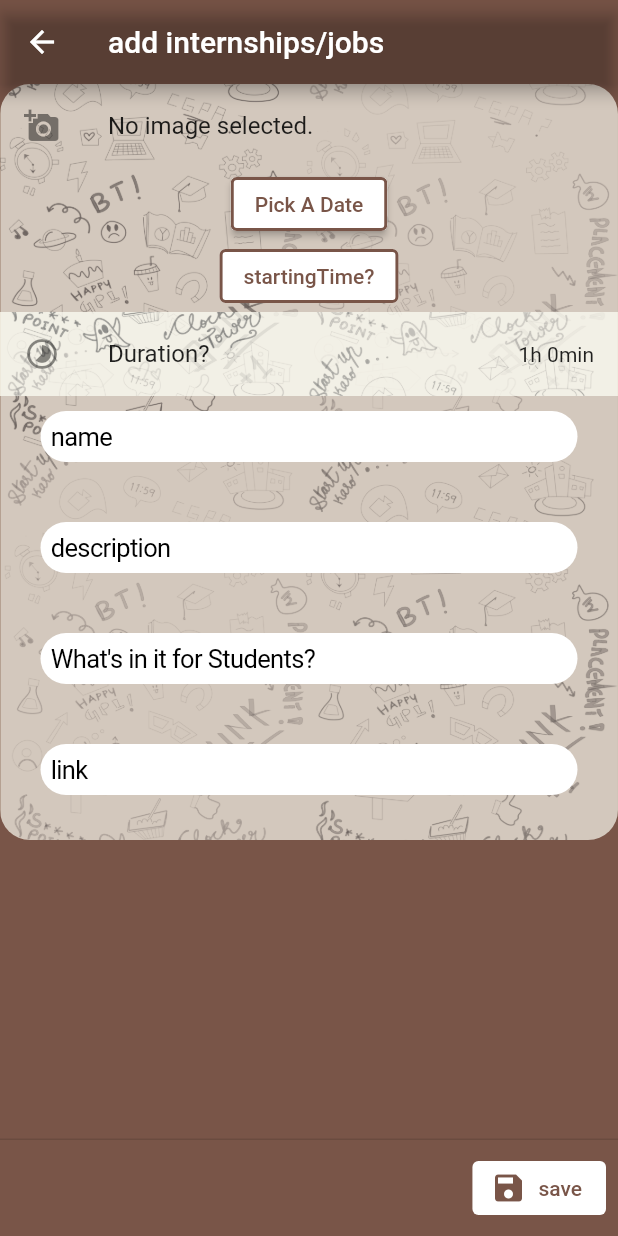
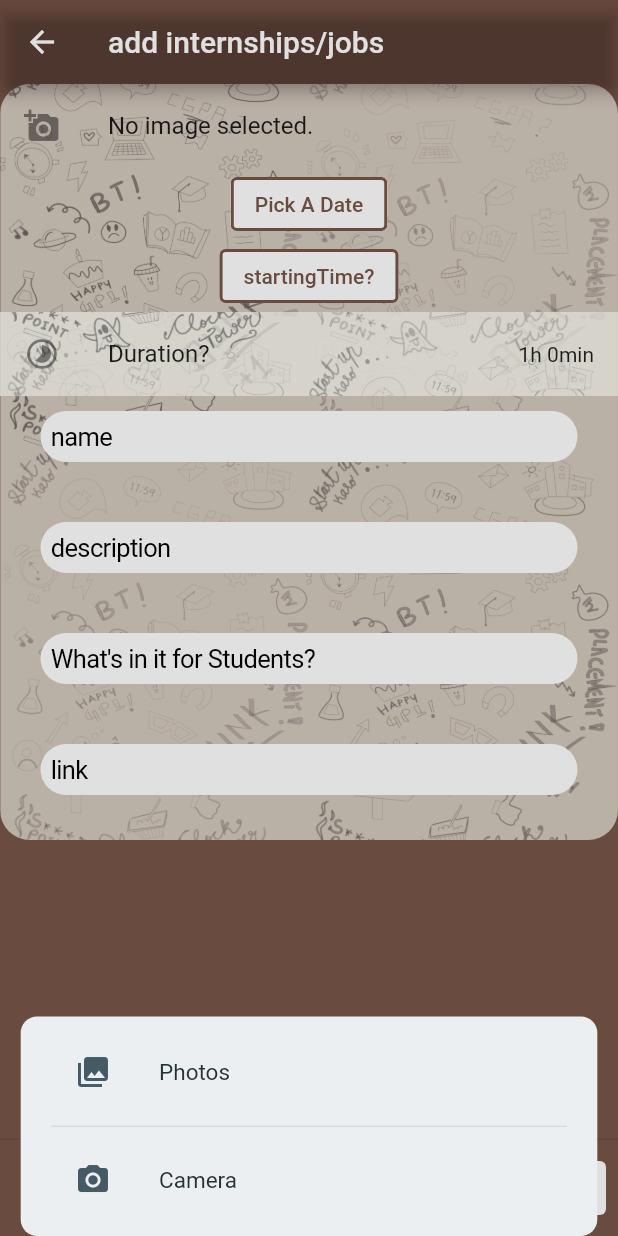
Before and after one commit to nilaysinghsolanki/Designfinal2, a Flutter app: the AddEventScreen screen opened by its route, after a tap on "No image selected.", on a phone screen of 412 x 824 dp. Run offline on Flutter 3.47's test engine with Material 2 defaults, Android fonts, the phone set to English and light mode, and no system bars; our stand-ins replace carousel_slider, date_time_picker, dio, dropdown_formfield, flutter_staggered_animations, font_awesome_flutter and 7 more; missing offline and left inert: crop_your_image, time_range_picker; accounts and stored records are empty; statements that could not run were skipped.

Commit message:
gallery camera

```diff
--- a/lib/Screens/addEventScreen.dart
+++ b/lib/Screens/addEventScreen.dart
@@ -47,14 +47,79 @@ class _AddEventScreenState extends State<AddEventScreen> {
   final picker = ImagePicker();
   var _imageDataList = <Uint8List>[];
 
-  Future getImage() async {
+  void _showPicker(BuildContext context, num ratio) {
+    showModalBottomSheet(
+        backgroundColor: Colors.transparent,
+        elevation: 0,
+        barrierColor: Colors.black12,
+        context: context,
+        builder: (BuildContext bc) {
+          return SafeArea(
+            child: Container(
+              decoration: BoxDecoration(
+                color: Colors.blueGrey[50],
+                borderRadius: BorderRadius.circular(11),
+              ),
+              padding: EdgeInsets.symmetric(
+                  vertical: 10 * ratio, horizontal: 22 * ratio),
+//color: Colors.cyan,
+              margin: EdgeInsets.only(
+                top: 20 * ratio,
+                left: 15 * ratio,
+                right: 15 * ratio,
+              ),
+              child: new Wrap(
+                direction: Axis.horizontal,
+                children: <Widget>[
+                  new ListTile(
+                      leading: new Icon(
+                        Icons.photo_library,
+                        color: Colors.blueGrey[700],
+                      ),
+                      title: new Text(
+                        'Photos',
+                        style: TextStyle(
+                            color: Colors.blueGrey[900],
+                            fontStyle: FontStyle.normal,
+                            fontSize: 15,
+                            fontWeight: FontWeight.w400),
+                      ),
+                      onTap: () {
+                        getImage(ImageSource.gallery);
+                        Navigator.of(context).pop();
+                      }),
+                  Divider(),
+                  new ListTile(
+                    leading: new Icon(
+                      Icons.photo_camera,
+                      color: Colors.blueGrey[700],
+                    ),
+                    title: new Text('Camera',
+                        style: TextStyle(
+                            color: Colors.blueGrey[900],
+                            fontStyle: FontStyle.normal,
+                            fontSize: 15,
+                            fontWeight: FontWeight.w400)),
+                    onTap: () {
+                      getImage(ImageSource.camera);
+                      Navigator.of(context).pop();
+                    },
+                  ),
+                ],
+              ),
+            ),
+          );
+        });
+  }
+
+  Future getImage(ImageSource imageSource) async {
     print('a');
     PickedFile pickedFile;
     // final pickedFile = await picker.getImage(source: ImageSource.gallery);
     try {
       print('b');
       pickedFile = await picker.getImage(
-        source: ImageSource.gallery,
+        source: imageSource,
       );
       print('${pickedFile.path}');
     } catch (e) {
@@ -82,6 +147,8 @@ class _AddEventScreenState extends State<AddEventScreen> {
   Duration _duration = Duration(hours: 0, minutes: 0);
   @override
   Widget build(BuildContext context) {
+    double ratio = MediaQuery.of(context).size.height / 896;
+
     type = ModalRoute.of(context).settings.arguments;
     // BuildContext bc =
     //     Provider.of<TabsScreenContext>(context, listen: false).get();
@@ -171,7 +238,7 @@ class _AddEventScreenState extends State<AddEventScreen> {
                   ? ListTile(
                       leading: Icon(Icons.add_a_photo),
                       title: Text('No image selected.'),
-                      onTap: getImage,
+                      onTap: () => _showPicker(context, ratio),
                     )
                   : Container(
                       child: Image.file(_image),
```
